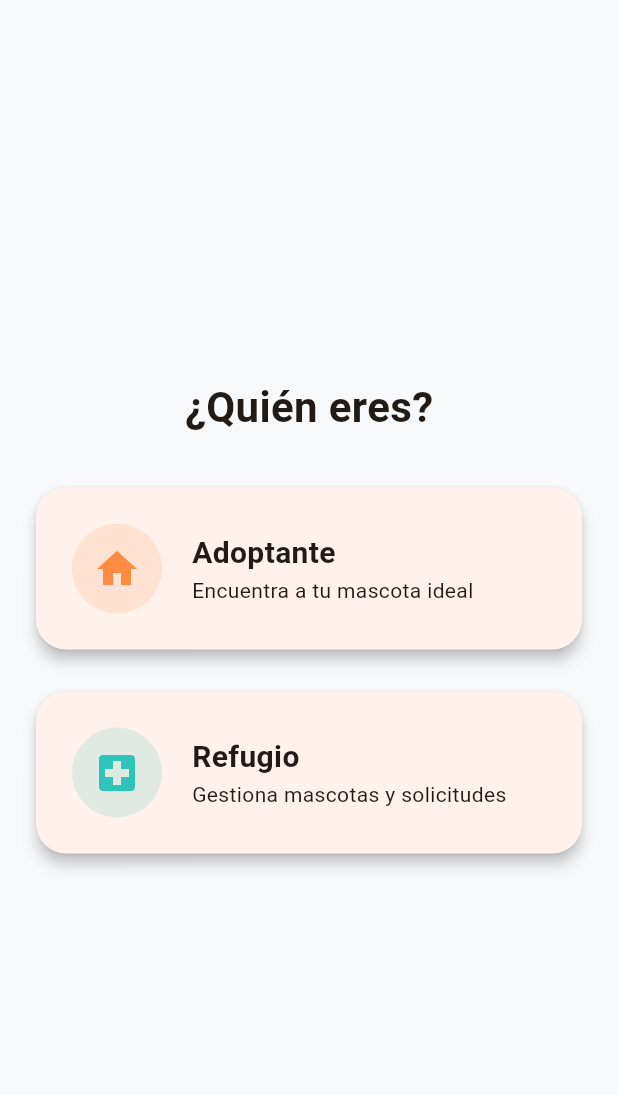
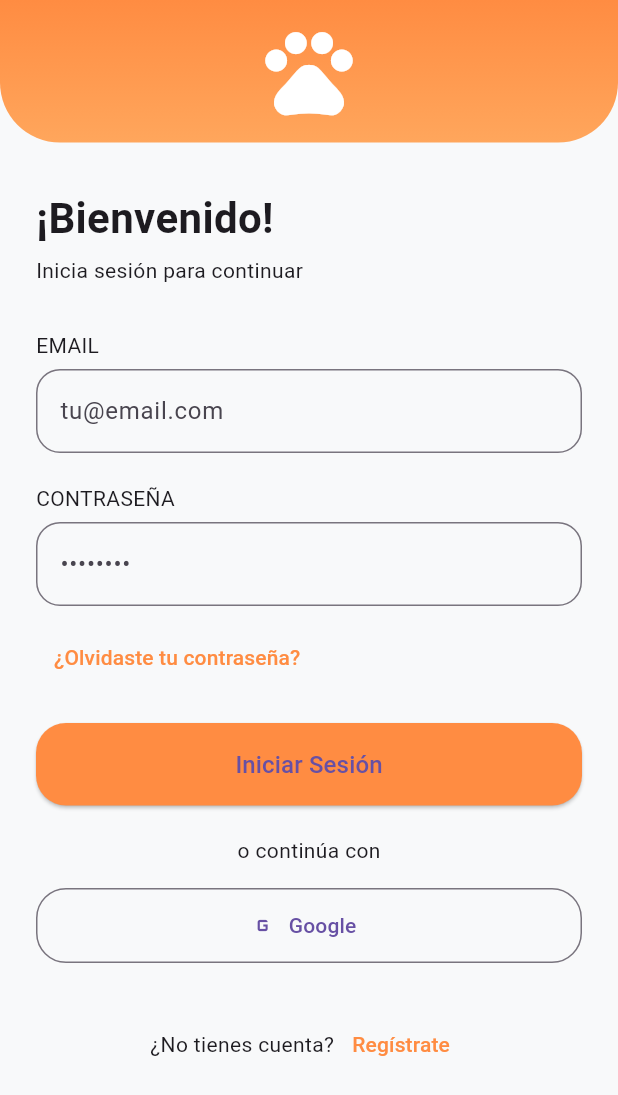
Before and after one commit to jhoncasq231-design/app_pet_adopt, a Flutter app: the screen it shows after launch, on a phone screen of 412 x 824 dp. Shown: the top 1095 px of the screen. Run offline on Flutter 3.47's test engine with Material 3 defaults, Android fonts, the phone set to English and light mode, and no system bars.

Commit message:
paginas de interfaces cambio 2

```diff
--- a/lib/main.dart
+++ b/lib/main.dart
@@ -1,6 +1,6 @@
 import 'package:flutter/material.dart';
 import 'core/colors.dart';
-import 'presentation/login/role_selection_page.dart';
+import 'presentation/login/login_page.dart';
 
 void main() {
   runApp(const PetAdoptApp());
@@ -17,9 +17,8 @@ class PetAdoptApp extends StatelessWidget {
       theme: ThemeData(
         useMaterial3: true,
         scaffoldBackgroundColor: AppColors.background,
-        colorSchemeSeed: AppColors.primaryOrange,
       ),
-      home: const RoleSelectionPage(),
+      home: const LoginPage(),
     );
   }
 }
--- /dev/null
+++ b/lib/presentation/login/login_page.dart
@@ -0,0 +1,160 @@
+import 'package:flutter/material.dart';
+import '../../core/colors.dart';
+import 'role_selection_page.dart';
+
+class LoginPage extends StatelessWidget {
+  const LoginPage({super.key});
+
+  @override
+  Widget build(BuildContext context) {
+    return Scaffold(
+      body: Column(
+        children: [
+          // HEADER NARANJA
+          Container(
+            height: 095,
+            width: double.infinity,
+            decoration: const BoxDecoration(
+              gradient: LinearGradient(
+                colors: [Color(0xFFFF8C42), Color(0xFFFFA65C)],
+                begin: Alignment.topCenter,
+                end: Alignment.bottomCenter,
+              ),
+              borderRadius: BorderRadius.only(
+                bottomLeft: Radius.circular(40),
+                bottomRight: Radius.circular(40),
+              ),
+            ),
+            child: const Center(
+              child: Icon(
+                Icons.pets,
+                color: Colors.white,
+                size: 70,
+              ),
+            ),
+          ),
+
+          const SizedBox(height: 30),
+
+          Expanded(
+            child: SingleChildScrollView(
+              padding: const EdgeInsets.symmetric(horizontal: 24),
+              child: Column(
+                crossAxisAlignment: CrossAxisAlignment.start,
+                children: [
+                  const Text(
+                    '¡Bienvenido!',
+                    style: TextStyle(
+                        fontSize: 28, fontWeight: FontWeight.bold),
+                  ),
+                  const SizedBox(height: 5),
+                  const Text('Inicia sesión para continuar'),
+
+                  const SizedBox(height: 30),
+
+                  const Text('EMAIL'),
+                  const SizedBox(height: 6),
+                  TextField(
+                    decoration: InputDecoration(
+                      hintText: 'tu@email.com',
+                      border: OutlineInputBorder(
+                          borderRadius: BorderRadius.circular(16)),
+                    ),
+                  ),
+
+                  const SizedBox(height: 20),
+
+                  const Text('CONTRASEÑA'),
+                  const SizedBox(height: 6),
+                  TextField(
+                    obscureText: true,
+                    decoration: InputDecoration(
+                      hintText: '••••••••',
+                      border: OutlineInputBorder(
+                          borderRadius: BorderRadius.circular(16)),
+                    ),
+                  ),
+
+                  const SizedBox(height: 10),
+
+                  TextButton(
+                    onPressed: () {},
+                    child: Text(
+                      '¿Olvidaste tu contraseña?',
+                      style: TextStyle(color: AppColors.primaryOrange),
+                    ),
+                  ),
+
+                  const SizedBox(height: 20),
+
+                  // BOTÓN LOGIN
+                  SizedBox(
+                    width: double.infinity,
+                    child: ElevatedButton(
+                      style: ElevatedButton.styleFrom(
+                        backgroundColor: AppColors.primaryOrange,
+                        padding: const EdgeInsets.all(16),
+                        shape: RoundedRectangleBorder(
+                            borderRadius: BorderRadius.circular(20)),
+                      ),
+                      onPressed: () {
+                        // más adelante login real
+                      },
+                      child: const Text(
+                        'Iniciar Sesión',
+                        style: TextStyle(fontSize: 16),
+                      ),
+                    ),
+                  ),
+
+                  const SizedBox(height: 20),
+
+                  const Center(child: Text('o continúa con')),
+
+                  const SizedBox(height: 15),
+
+                  // GOOGLE (UI)
+                  OutlinedButton.icon(
+                    onPressed: () {},
+                    icon: const Icon(Icons.g_mobiledata),
+                    label: const Text('Google'),
+                    style: OutlinedButton.styleFrom(
+                      minimumSize: const Size(double.infinity, 50),
+                      shape: RoundedRectangleBorder(
+                          borderRadius: BorderRadius.circular(20)),
+                    ),
+                  ),
+
+                  const SizedBox(height: 30),
+
+                  // REGISTRO
+                  Row(
+                    mainAxisAlignment: MainAxisAlignment.center,
+                    children: [
+                      const Text('¿No tienes cuenta?'),
+                      TextButton(
+                        onPressed: () {
+                          Navigator.push(
+                            context,
+                            MaterialPageRoute(
+                              builder: (_) => const RoleSelectionPage(),
+                            ),
+                          );
+                        },
+                        child: Text(
+                          'Regístrate',
+                          style:
+                              TextStyle(color: AppColors.primaryOrange),
+                        ),
+                      ),
+                    ],
+                  ),
+                ],
+              ),
+            ),
+          ),
+        ],
+      ),
+    );
+  }
+}
--- a/lib/presentation/login/role_selection_page.dart
+++ b/lib/presentation/login/role_selection_page.dart
@@ -9,6 +9,11 @@ class RoleSelectionPage extends StatelessWidget {
    @override
   Widget build(BuildContext context) {
     return Scaffold(
+      appBar: AppBar(
+        backgroundColor: Colors.transparent,
+        elevation: 0,
+        iconTheme: const IconThemeData(color: Colors.black),
+      ),
       body: Padding(
         padding: const EdgeInsets.all(20),
         child: Column(
@@ -18,6 +23,8 @@ class RoleSelectionPage extends StatelessWidget {
               '¿Quién eres?',
               style: TextStyle(fontSize: 28, fontWeight: FontWeight.bold),
             ),
+            const Text("Selecciona el tipo de cuenta que deseas crear",
+                style: TextStyle(fontSize: 16, fontWeight: FontWeight.bold, color: Color.fromARGB(255, 145, 141, 138))),
             const SizedBox(height: 30),
 
             _RoleCard(
@@ -82,18 +89,25 @@ class _RoleCard extends StatelessWidget {
       child: Icon(icon, color: color, size: 32),
     ),
     const SizedBox(width: 20),
-              Column(
+    Expanded(
+      child: Column(
         crossAxisAlignment: CrossAxisAlignment.start,
         children: [
-                  Text(title,
+          Text(
+            title,
             style: const TextStyle(
-                          fontSize: 20, fontWeight: FontWeight.bold)),
-                  Text(description),
-                ],
+                fontSize: 20, fontWeight: FontWeight.bold),
+          ),
+          Text(
+            description,
+            maxLines: 2,
+            overflow: TextOverflow.ellipsis,
           ),
         ],
       ),
     ),
+  ],
+),        ),
       ),
     );
   }
```
Lines whose indentation alone changed are shown as unchanged.
